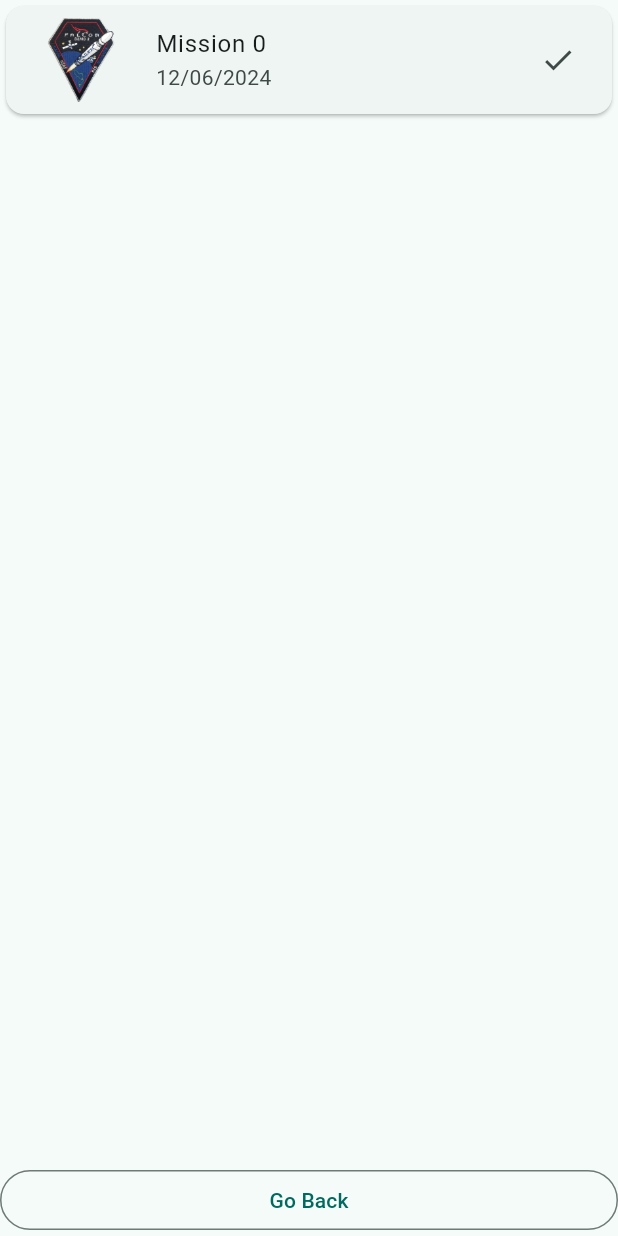
After one commit to oussemaAr/demo_app_summer, a Flutter app: the screen it shows after launch, after a tap on an icon or button, on a phone screen of 412 x 824 dp. The commit adds this screen. Run offline on Flutter 3.47's test engine with Material 3 defaults, Android fonts, the phone set to English and light mode, and no system bars.

Commit message:
create mission details screen

```diff
--- a/lib/main.dart
+++ b/lib/main.dart
@@ -1,4 +1,5 @@
 import 'package:demo_app/mission/mission.page.dart';
+import 'package:demo_app/utils/dimens.dart';
 import 'package:flutter/material.dart';
 
 void main() {
--- a/lib/mission/mission.page.dart
+++ b/lib/mission/mission.page.dart
@@ -1,3 +1,4 @@
+import 'package:demo_app/mission/mission_details.page.dart';
 import 'package:demo_app/mission/model/mission.model.dart';
 import 'package:demo_app/mission/widgets/mission.widget.dart';
 import 'package:demo_app/mock/mission.mock.dart';
@@ -34,8 +35,19 @@ class _MissionPageState extends State<MissionPage> {
       body: ListView.builder(
         itemCount: mockMissions.length,
         itemBuilder: (context, index) {
+          final currentMission = mockMissions[index];
           return missionWidget(
-            currentMission: mockMissions[index],
+            currentMission: currentMission,
+            onMissionClicked: () {
+              Navigator.push(
+                context,
+                MaterialPageRoute<void>(
+                  builder: (BuildContext context) => MissionDetails(
+                    currentMission: currentMission,
+                  ),
+                ),
+              );
+            },
           );
         },
       ),
--- /dev/null
+++ b/lib/mission/mission_details.page.dart
@@ -0,0 +1,33 @@
+import 'package:demo_app/mission/model/mission.model.dart';
+import 'package:demo_app/mission/widgets/mission.widget.dart';
+import 'package:flutter/material.dart';
+
+class MissionDetails extends StatelessWidget {
+  final MissionModel currentMission;
+  const MissionDetails({super.key, required this.currentMission});
+
+  @override
+  Widget build(BuildContext context) {
+    return Scaffold(
+      body: SafeArea(
+        child: Column(
+          children: [
+            missionWidget(
+              currentMission: currentMission,
+            ),
+            Spacer(),
+            SizedBox(
+              width: MediaQuery.of(context).size.width,
+              child: OutlinedButton(
+                onPressed: () {
+                  Navigator.pop(context);
+                },
+                child: Text("Go Back"),
+              ),
+            ),
+          ],
+        ),
+      ),
+    );
+  }
+}
--- a/lib/mission/widgets/mission.widget.dart
+++ b/lib/mission/widgets/mission.widget.dart
@@ -3,8 +3,14 @@ import 'package:flutter/material.dart';
 
 missionWidget({
   required MissionModel currentMission,
+  Function? onMissionClicked,
 }) {
-  return ListTile(
+  return InkWell(
+    onTap: () {
+      if (onMissionClicked != null) onMissionClicked();
+    },
+    child: Card(
+      child: ListTile(
         leading: Image.asset(
           currentMission.missionImageUrl,
           width: 68,
@@ -12,6 +18,9 @@ missionWidget({
         ),
         title: Text(currentMission.missionName),
         subtitle: Text(currentMission.missionDate),
-    trailing: currentMission.isSuccess ? Icon(Icons.done) : Icon(Icons.error),
+        trailing:
+            currentMission.isSuccess ? Icon(Icons.done) : Icon(Icons.error),
+      ),
+    ),
   );
 }
```
Also changed, not shown: lib/utils/dimens.dart (added). Lines whose indentation alone changed are shown as unchanged.
